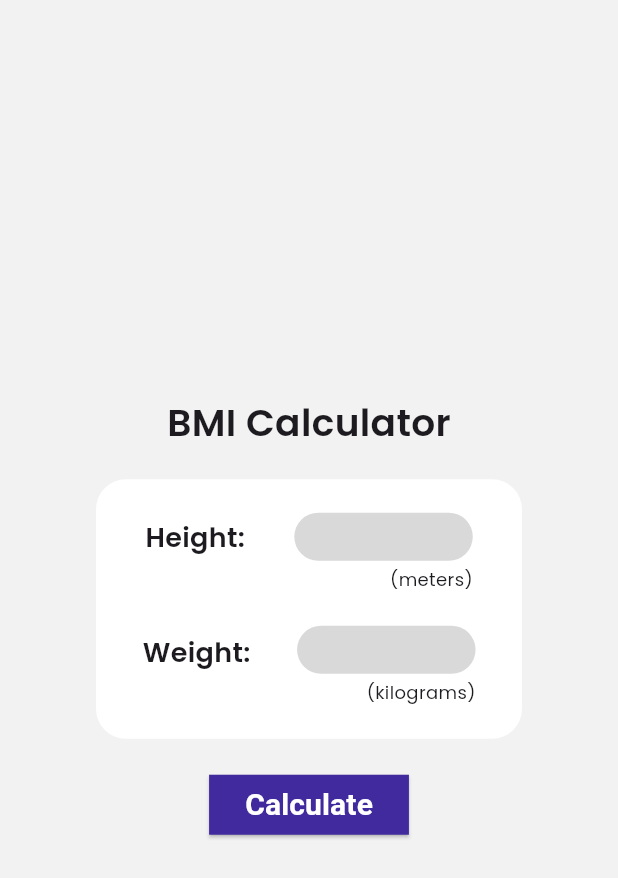
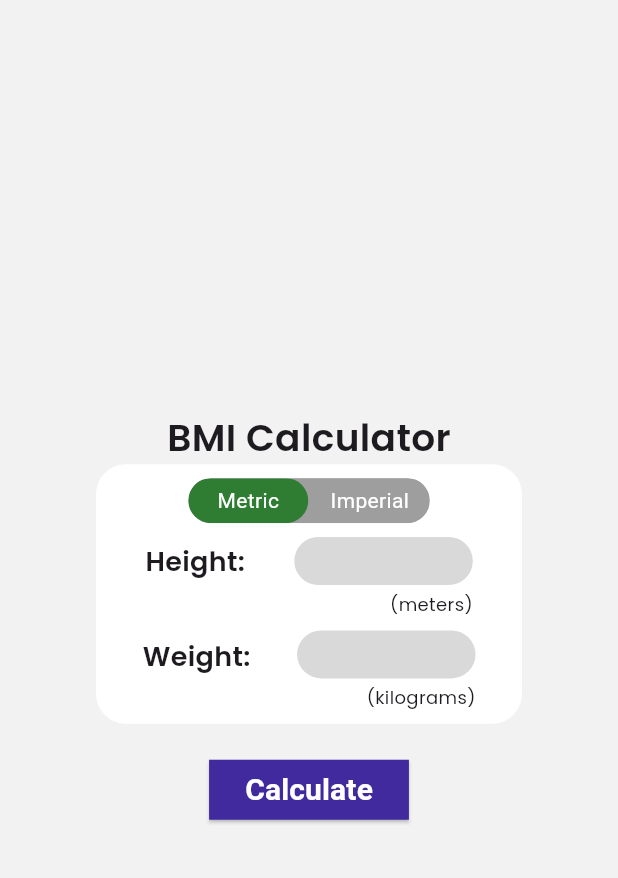
Before and after one commit to Pawel-Wojc/bmi_calculator, a Flutter app: the screen it shows after launch, on a phone screen of 412 x 824 dp. Shown: the top 878 px of the screen. Run offline on Flutter 3.47's test engine with Material 3 defaults, Android fonts, the phone set to English and light mode, and no system bars; drawn by our look-alikes of toggle_switch; our stand-ins replace google_fonts.

Commit message:
created switch for units

```diff
--- a/lib/calculate_button.dart
+++ b/lib/calculate_button.dart
@@ -11,7 +11,6 @@ class CalculateButton extends StatelessWidget {
   Widget build(BuildContext context) {
     return ElevatedButton(
       onPressed: () {
-        _formKey.currentState!.validate();
         if (_formKey.currentState!.validate()) {
           showCustomDialog(context);
         }
--- a/lib/calculator.dart
+++ b/lib/calculator.dart
@@ -1,6 +1,7 @@
 import 'package:bmi_app/bmi_results.dart';
 import 'package:bmi_app/custom_alert_dialog.dart';
 import 'package:bmi_app/custom_text_form_field.dart';
+import 'package:bmi_app/unit_toogle.dart';
 import 'package:flutter/material.dart';
 import 'package:google_fonts/google_fonts.dart';
 
@@ -19,8 +20,9 @@ class Calculator extends StatefulWidget {
 class _CalculatorState extends State<Calculator> {
   final TextEditingController _weightController = TextEditingController();
   final TextEditingController _heightController = TextEditingController();
-  final String _heightUnit = 'meters';
-  final String _weightUnit = 'kilograms';
+  bool _isMetric = true;
+  String _heightUnit = 'meters';
+  String _weightUnit = 'kilograms';
   String? emailAddress;
   final _formKey = GlobalKey<FormState>();
 
@@ -53,6 +55,7 @@ class _CalculatorState extends State<Calculator> {
   Map<String, String> calculateBmi() {
     double? weight;
     double? height;
+
     String weightValue = _weightController.text.replaceAll(",", ".");
     String heightValue = _heightController.text.replaceAll(",", ".");
 
@@ -65,6 +68,11 @@ class _CalculatorState extends State<Calculator> {
         'category': 'Unknown',
       };
     }
+    if (!_isMetric) {
+      weight = weight * 0.453592;
+      height = height * 0.0254;
+    }
+
     double bmi = (weight / (height * height));
     return <String, String>{
       'bmi': bmi.toStringAsFixed(2),
@@ -82,6 +90,9 @@ class _CalculatorState extends State<Calculator> {
       parsedValue = double.parse(value);
     } catch (e) {
       return '';
+    }
+    if (!_isMetric) {
+      parsedValue = parsedValue * 0.453592;
     }
     if (parsedValue > 200 || parsedValue < 1) {
       return '';
@@ -101,10 +112,28 @@ class _CalculatorState extends State<Calculator> {
     } catch (e) {
       return '';
     }
+    if (!_isMetric) {
+      parsedValue = parsedValue * 0.0254;
+    }
     if (parsedValue > 2.5 || parsedValue < 0.5) {
       return '';
     }
     return null;
+  }
+
+  void onToggle(bool isMetric) {
+    setState(() {
+      emailAddress = null;
+      if (isMetric) {
+        _isMetric = true;
+        _heightUnit = 'meters';
+        _weightUnit = 'kilograms';
+      } else {
+        _isMetric = false;
+        _heightUnit = 'inches';
+        _weightUnit = 'pounds';
+      }
+    });
   }
 
   @override
@@ -124,6 +153,7 @@ class _CalculatorState extends State<Calculator> {
               child: Column(
                 mainAxisAlignment: MainAxisAlignment.spaceEvenly,
                 children: [
+                  UnitToggle(onToggle: onToggle),
                   Row(
                     mainAxisAlignment: MainAxisAlignment.spaceEvenly,
                     children: [
@@ -150,7 +180,7 @@ class _CalculatorState extends State<Calculator> {
                           Align(
                             alignment: Alignment.centerRight,
                             child: Text(
-                              "(meters)",
+                              "($_heightUnit)",
                               style: GoogleFonts.poppins(
                                   fontSize: 12, fontWeight: FontWeight.w400),
                             ),
@@ -185,7 +215,7 @@ class _CalculatorState extends State<Calculator> {
                           Align(
                             alignment: Alignment.centerRight,
                             child: Text(
-                              "(kilograms)",
+                              "($_weightUnit)",
                               style: GoogleFonts.poppins(
                                   fontSize: 12, fontWeight: FontWeight.w400),
                             ),
--- a/lib/calculator_screen.dart
+++ b/lib/calculator_screen.dart
@@ -17,7 +17,7 @@ class CalculatorScreen extends StatelessWidget {
             style:
                 GoogleFonts.poppins(fontSize: 25, fontWeight: FontWeight.w600),
           ),
-          const SizedBox(height: 20),
+          const SizedBox(height: 0),
           const Calculator(),
         ],
       ),
--- a/lib/custom_alert_dialog.dart
+++ b/lib/custom_alert_dialog.dart
@@ -29,7 +29,6 @@ class _CustomAlertDialogState extends State<CustomAlertDialog> {
     if (value == null || value.isEmpty) {
       return '';
     }
-
     if (!widget.emailRegex.hasMatch(value)) {
       return '';
     }
--- /dev/null
+++ b/lib/unit_toogle.dart
@@ -0,0 +1,43 @@
+import 'package:flutter/material.dart';
+import 'package:toggle_switch/toggle_switch.dart';
+
+class UnitToggle extends StatefulWidget {
+  const UnitToggle({super.key, required this.onToggle});
+
+  final void Function(bool) onToggle;
+
+  @override
+  State<UnitToggle> createState() {
+    return _UnitToggleState();
+  }
+}
+
+class _UnitToggleState extends State<UnitToggle> {
+  int initialLabelIndex = 0;
+
+  @override
+  Widget build(BuildContext context) {
+    return ToggleSwitch(
+      initialLabelIndex: initialLabelIndex,
+      minWidth: 80.0,
+      minHeight: 30.0,
+      cornerRadius: 20.0,
+      activeBgColors: [
+        [Colors.green[800]!],
+        [Colors.green[800]!]
+      ],
+      activeFgColor: Colors.white,
+      inactiveBgColor: Colors.grey,
+      inactiveFgColor: Colors.white,
+      totalSwitches: 2,
+      labels: ['Metric', 'Imperial'],
+      radiusStyle: true,
+      onToggle: (index) {
+        setState(() {
+          initialLabelIndex = index!;
+        });
+        widget.onToggle(initialLabelIndex == 0);
+      },
+    );
+  }
+}
--- a/pubspec.yaml
+++ b/pubspec.yaml
@@ -36,6 +36,7 @@ dependencies:
   # Use with the CupertinoIcons class for iOS style icons.
   cupertino_icons: ^1.0.8
   google_fonts: ^6.2.1
+  toggle_switch: ^2.3.0
 
 dev_dependencies:
   flutter_test:
```
